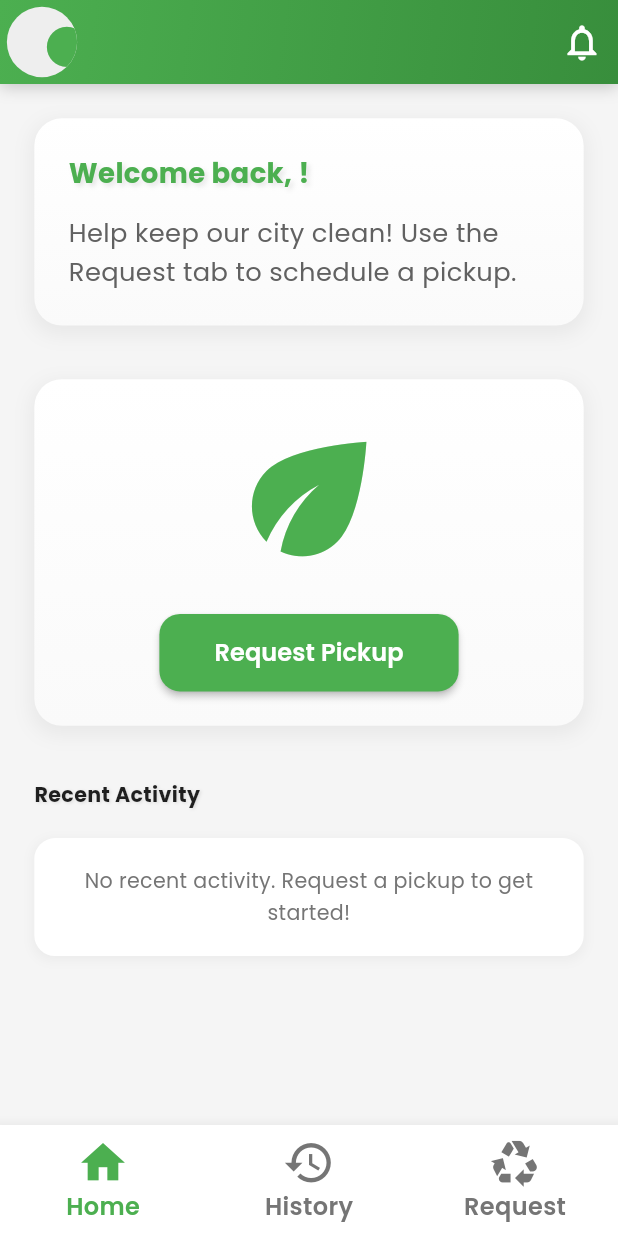
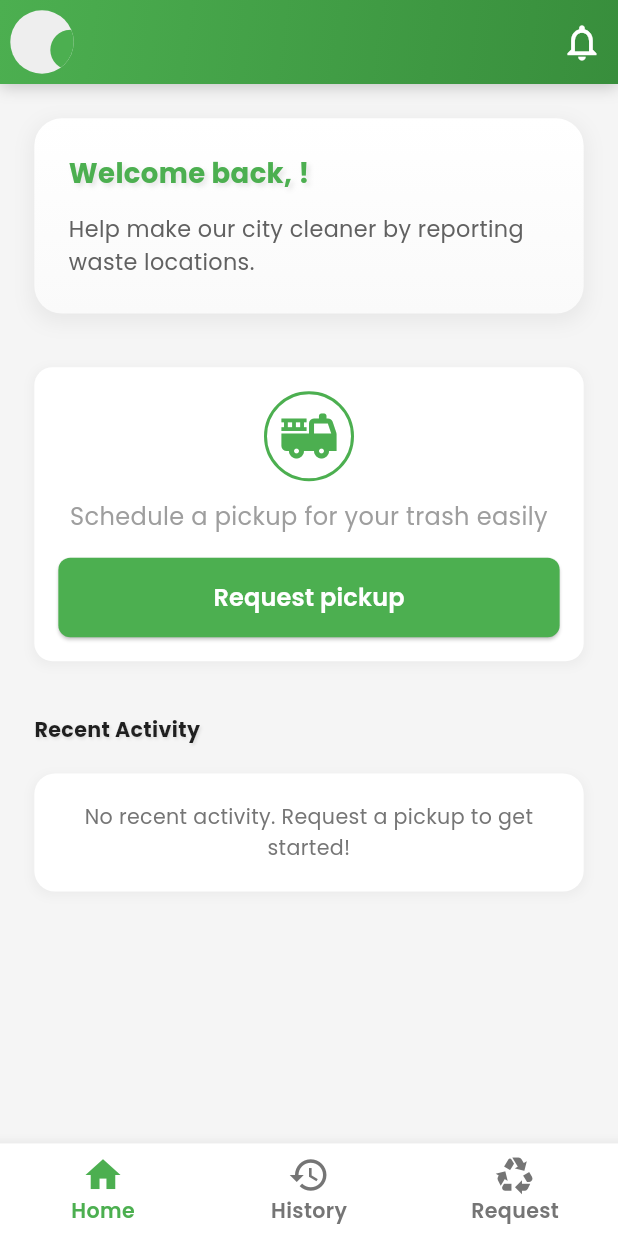
Before and after one commit to EdouardKamole/MyCleanCityApp, a Flutter app: the screen it shows once a user with an empty profile is signed in, on a phone screen of 412 x 824 dp. Run offline on Flutter 3.47's test engine with Material 3 defaults, Android fonts, the phone set to English and light mode, and no system bars; our stand-ins replace cloud_firestore, firebase_auth, firebase_core, flutter_screenutil, geocoding, geolocator and 6 more; missing offline and left inert: cloudinary_flutter, cloudinary_url_gen; accounts and stored records are empty; network calls fail.

Commit message:
made changes to home screen, visual improvements made to submision screen too

```diff
--- a/lib/screens/home_screen.dart
+++ b/lib/screens/home_screen.dart
@@ -39,15 +39,15 @@ class _HomePageState extends State<HomePage> {
       bottomNavigationBar: BottomNavigationBar(
         items: const <BottomNavigationBarItem>[
           BottomNavigationBarItem(
-            icon: Icon(Icons.home, size: 35),
+            icon: Icon(Icons.home, size: 28),
             label: 'Home',
           ),
           BottomNavigationBarItem(
-            icon: Icon(Icons.history, size: 35),
+            icon: Icon(Icons.history, size: 28),
             label: 'History',
           ),
           BottomNavigationBarItem(
-            icon: Icon(Icons.recycling, size: 35),
+            icon: Icon(Icons.recycling, size: 28),
             label: 'Request',
           ),
         ],
@@ -55,11 +55,11 @@ class _HomePageState extends State<HomePage> {
         selectedItemColor: Color(0xFF4CAF50),
         unselectedItemColor: Colors.grey[600],
         selectedLabelStyle: GoogleFonts.poppins(
-          fontSize: 14.sp,
+          fontSize: 12.sp,
           fontWeight: FontWeight.w600,
         ),
         unselectedLabelStyle: GoogleFonts.poppins(
-          fontSize: 14.sp,
+          fontSize: 12.sp,
           fontWeight: FontWeight.w600,
         ),
         backgroundColor: Colors.white,
@@ -122,8 +122,8 @@ class _HomeContentState extends State<HomeContent>
       backgroundColor: Colors.grey[100],
       appBar: AppBar(
         leading: IconButton(
-          iconSize: 40.sp,
-          padding: EdgeInsets.all(4.w),
+          iconSize: 30.sp,
+          padding: EdgeInsets.all(6.w),
           onPressed: () {
             Navigator.push(
               context,
@@ -131,7 +131,7 @@ class _HomeContentState extends State<HomeContent>
             );
           },
           icon: CircleAvatar(
-            radius: 80.r,
+            radius: 70.r,
             backgroundColor: Colors.grey[200],
             child:
                 photoUrl != null
@@ -229,9 +229,9 @@ class _HomeContentState extends State<HomeContent>
                     ),
                     SizedBox(height: 12.h),
                     Text(
-                      'Help keep our city clean! Use the Request tab to schedule a pickup.',
+                      'Help make our city cleaner by reporting waste locations.',
                       style: GoogleFonts.poppins(
-                        fontSize: 15.sp,
+                        fontSize: 13.sp,
                         color: Colors.grey[700],
                         height: 1.5,
                       ),
@@ -240,30 +240,54 @@ class _HomeContentState extends State<HomeContent>
                 ),
               ),
               SizedBox(height: 30.h),
-              // Logo and Request Pickup Button Section
+
               Container(
                 width: double.infinity,
-                padding: EdgeInsets.all(20.w),
+                padding: const EdgeInsets.all(16),
                 decoration: BoxDecoration(
-                  gradient: LinearGradient(
-                    colors: [Colors.white, Colors.grey[50]!],
-                    begin: Alignment.topCenter,
-                    end: Alignment.bottomCenter,
-                  ),
-                  borderRadius: BorderRadius.circular(16.r),
+                  color: Colors.white,
+                  borderRadius: BorderRadius.circular(12),
                   boxShadow: [
                     BoxShadow(
-                      color: Colors.grey.withOpacity(0.15),
-                      spreadRadius: 2,
-                      blurRadius: 10,
-                      offset: Offset(0, 4),
+                      color: Colors.grey.withOpacity(0.1),
+                      spreadRadius: 1,
+                      blurRadius: 5,
+                      offset: const Offset(0, 2),
                     ),
                   ],
                 ),
                 child: Column(
+                  crossAxisAlignment: CrossAxisAlignment.center,
                   children: [
-                    Icon(Icons.eco, size: 100.sp, color: Color(0xFF4CAF50)),
-                    SizedBox(height: 16.h),
+                    // Green Circle with Plus Icon
+                    Container(
+                      width: 60,
+                      height: 60,
+                      decoration: BoxDecoration(
+                        color: Colors.white,
+                        shape: BoxShape.circle,
+                        border: Border.all(
+                          color: const Color(0xFF4CAF50),
+                          width: 2,
+                        ),
+                      ),
+                      child: const Icon(
+                        Icons.fire_truck,
+                        size: 40,
+                        color: Color(0xFF4CAF50),
+                      ),
+                    ),
+                    SizedBox(height: 10.h),
+
+                    Text(
+                      'Schedule a pickup for your trash easily',
+                      style: GoogleFonts.poppins(
+                        fontSize: 14.sp,
+                        color: Colors.grey,
+                      ),
+                      textAlign: TextAlign.center,
+                    ),
+                    const SizedBox(height: 16),
                     ElevatedButton(
                       onPressed: () {
                         Navigator.push(
@@ -274,28 +298,26 @@ class _HomeContentState extends State<HomeContent>
                         );
                       },
                       style: ElevatedButton.styleFrom(
-                        backgroundColor: Color(0xFF4CAF50),
-                        padding: EdgeInsets.symmetric(
-                          horizontal: 32.w,
-                          vertical: 12.h,
+                        padding: EdgeInsets.symmetric(vertical: 15),
+                        backgroundColor: const Color(0xFF4CAF50),
+                        minimumSize: const Size(double.infinity, 50),
+                        shape: RoundedRectangleBorder(
+                          borderRadius: BorderRadius.circular(8),
                         ),
-                        shape: RoundedRectangleBorder(
-                          borderRadius: BorderRadius.circular(12.r),
-                        ),
-                        elevation: 2,
                       ),
                       child: Text(
-                        'Request Pickup',
+                        'Request pickup',
                         style: GoogleFonts.poppins(
+                          color: Colors.white,
                           fontSize: 14.sp,
                           fontWeight: FontWeight.w600,
-                          color: Colors.white,
                         ),
                       ),
                     ),
                   ],
                 ),
               ),
+
               SizedBox(height: 30.h),
               // Recent Activity Section
               Text(
@@ -460,7 +482,7 @@ class _HomeContentState extends State<HomeContent>
                   title,
                   style: GoogleFonts.poppins(
                     fontWeight: FontWeight.w600,
-                    fontSize: 14.sp,
+                    fontSize: 13.sp,
                     color: Colors.black87,
                   ),
                 ),
@@ -469,7 +491,7 @@ class _HomeContentState extends State<HomeContent>
                   time,
                   style: GoogleFonts.poppins(
                     color: Colors.grey[600],
-                    fontSize: 13.sp,
+                    fontSize: 12.sp,
                   ),
                 ),
               ],
```
Also changed, not shown: lib/screens/request_pickup_screen.dart (+58 -23 lines).
